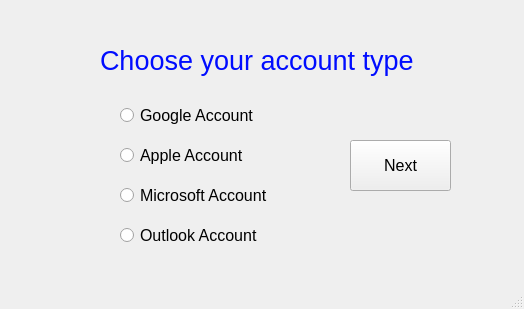
This is PTI/SPCK/GUI/dangky2.ui in GreenSystemDuy08/TL-C4K-PTI01 as Qt 5 draws it before an edit. The edited form follows.
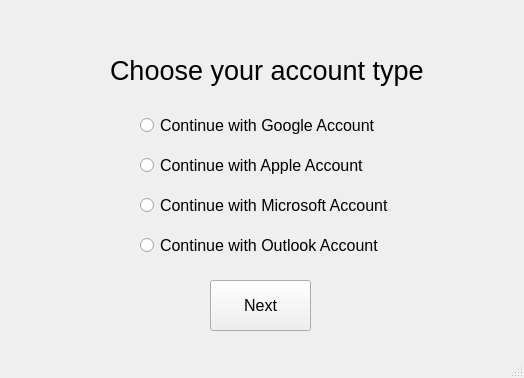
This is the edited form.

The edit to the form file:
```diff
--- a/PTI/SPCK/GUI/dangky2.ui
+++ b/PTI/SPCK/GUI/dangky2.ui
@@ -7,7 +7,7 @@
     <x>0</x>
     <y>0</y>
     <width>524</width>
-    <height>309</height>
+    <height>378</height>
    </rect>
   </property>
   <property name="windowTitle">
@@ -17,9 +17,9 @@
    <widget class="QRadioButton" name="rb_google">
     <property name="geometry">
      <rect>
-      <x>120</x>
-      <y>100</y>
-      <width>141</width>
+      <x>140</x>
+      <y>110</y>
+      <width>241</width>
       <height>31</height>
      </rect>
     </property>
@@ -29,14 +29,14 @@
      </font>
     </property>
     <property name="text">
-     <string>Google Account</string>
+     <string>Continue with Google Account</string>
     </property>
    </widget>
    <widget class="QLabel" name="label">
     <property name="geometry">
      <rect>
-      <x>100</x>
-      <y>40</y>
+      <x>110</x>
+      <y>50</y>
       <width>321</width>
       <height>41</height>
      </rect>
@@ -47,7 +47,7 @@
      </font>
     </property>
     <property name="styleSheet">
-     <string notr="true">color: rgb(0, 12, 255);</string>
+     <string notr="true"/>
     </property>
     <property name="text">
      <string>Choose your account type</string>
@@ -56,9 +56,9 @@
    <widget class="QRadioButton" name="rb_outlook">
     <property name="geometry">
      <rect>
-      <x>120</x>
-      <y>220</y>
-      <width>141</width>
+      <x>140</x>
+      <y>230</y>
+      <width>261</width>
       <height>31</height>
      </rect>
     </property>
@@ -68,15 +68,15 @@
      </font>
     </property>
     <property name="text">
-     <string>Outlook Account</string>
+     <string>Continue with Outlook Account</string>
     </property>
    </widget>
    <widget class="QRadioButton" name="rb_microsoft">
     <property name="geometry">
      <rect>
-      <x>120</x>
-      <y>180</y>
-      <width>151</width>
+      <x>140</x>
+      <y>190</y>
+      <width>271</width>
       <height>31</height>
      </rect>
     </property>
@@ -86,15 +86,15 @@
      </font>
     </property>
     <property name="text">
-     <string>Microsoft Account</string>
+     <string>Continue with Microsoft Account</string>
     </property>
    </widget>
    <widget class="QRadioButton" name="rb_apple">
     <property name="geometry">
      <rect>
-      <x>120</x>
-      <y>140</y>
-      <width>141</width>
+      <x>140</x>
+      <y>150</y>
+      <width>241</width>
       <height>31</height>
      </rect>
     </property>
@@ -104,14 +104,14 @@
      </font>
     </property>
     <property name="text">
-     <string>Apple Account</string>
+     <string>Continue with Apple Account</string>
     </property>
    </widget>
    <widget class="QPushButton" name="bt_next">
     <property name="geometry">
      <rect>
-      <x>350</x>
-      <y>140</y>
+      <x>210</x>
+      <y>280</y>
       <width>101</width>
       <height>51</height>
      </rect>
```
